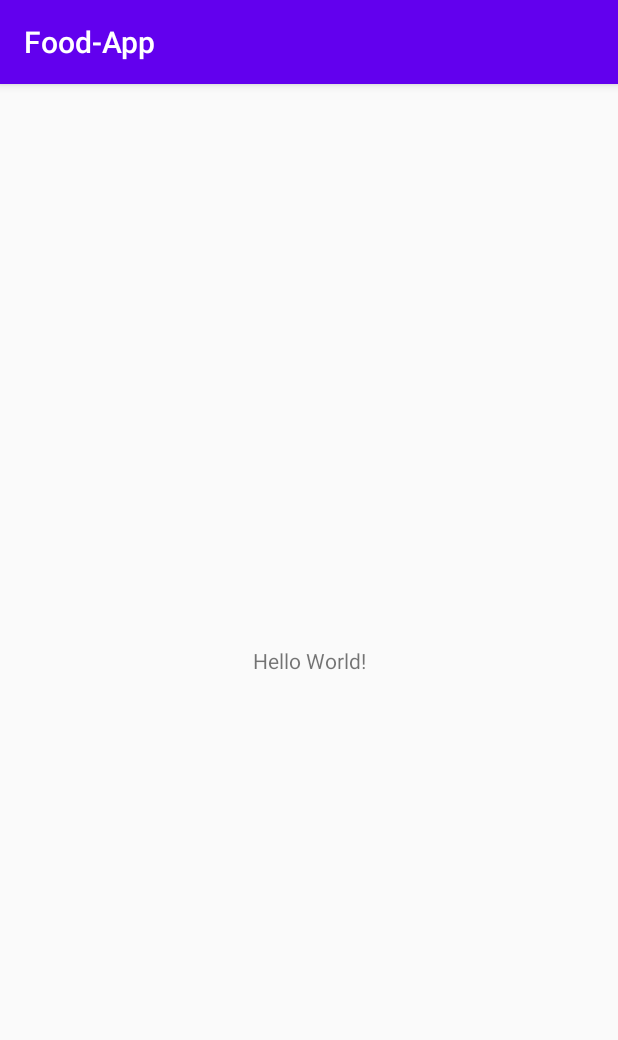
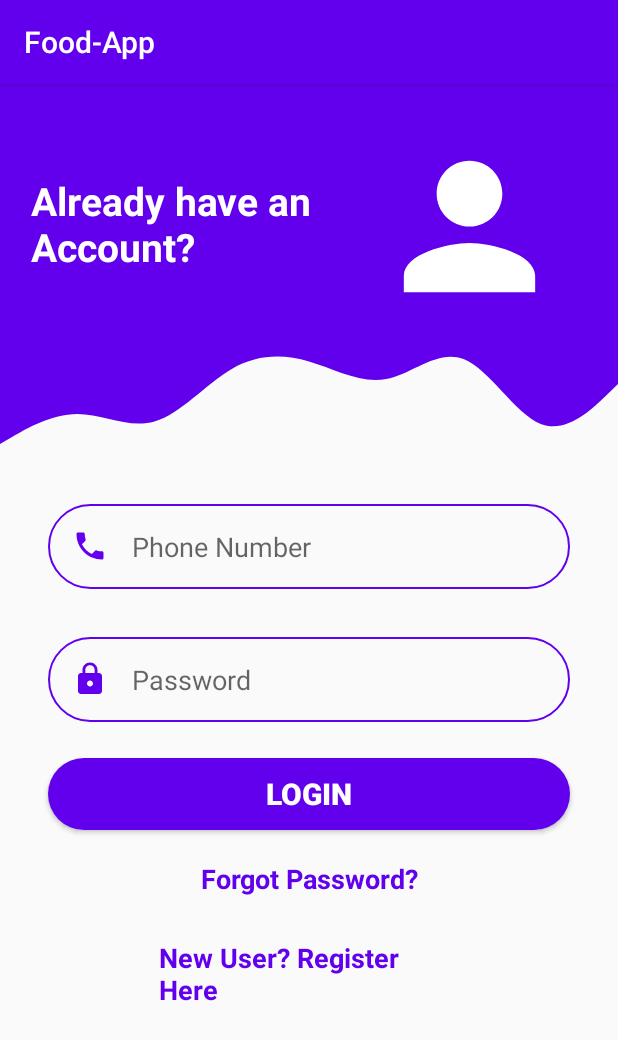
Before and after one commit to Rounak-kedia/Food-App, an Android app: the screen it shows after launch (MainActivity), on a phone screen of 412 x 824 dp. Shown: the top 1040 px of the screen. Run offline under Robolectric (Android 15) with nearby library versions, the phone set to English and light mode, and no system bars.

Commit message:
Second Commit By Rounak.(Login,Regiter UI)

```diff
--- a/app/build.gradle
+++ b/app/build.gradle
@@ -1,5 +1,5 @@
 apply plugin: 'com.android.application'
-
+apply plugin: 'com.google.gms.google-services'
 android {
     compileSdkVersion 29
     buildToolsVersion "29.0.3"
@@ -25,7 +25,7 @@ android {
 
 dependencies {
     implementation fileTree(dir: 'libs', include: ['*.jar'])
-
+    implementation 'com.google.firebase:firebase-analytics:17.2.2'
     implementation 'androidx.appcompat:appcompat:1.1.0'
     implementation 'androidx.constraintlayout:constraintlayout:1.1.3'
     testImplementation 'junit:junit:4.12'
--- a/app/src/main/AndroidManifest.xml
+++ b/app/src/main/AndroidManifest.xml
@@ -9,6 +9,8 @@
         android:roundIcon="@mipmap/ic_launcher_round"
         android:supportsRtl="true"
         android:theme="@style/AppTheme">
+        <activity android:name=".HomeActivity"></activity>
+        <activity android:name=".ResigterActivity" />
         <activity android:name=".MainActivity">
             <intent-filter>
                 <action android:name="android.intent.action.MAIN" />
--- a/app/src/main/java/com/example/food_app/MainActivity.java
+++ b/app/src/main/java/com/example/food_app/MainActivity.java
@@ -3,9 +3,14 @@ package com.example.food_app;
 import androidx.appcompat.app.AppCompatActivity;
 
 import android.os.Bundle;
+import android.widget.Button;
+import android.widget.EditText;
+import android.widget.TextView;
 
 public class MainActivity extends AppCompatActivity {
-
+    EditText phone,pw;
+    Button login;
+    TextView Register;
     @Override
     protected void onCreate(Bundle savedInstanceState) {
         super.onCreate(savedInstanceState);
--- /dev/null
+++ b/app/src/main/res/drawable/ic_local_phone.xml
@@ -0,0 +1,5 @@
+<vector android:height="24dp" android:tint="@color/colorPrimary"
+    android:viewportHeight="24.0" android:viewportWidth="24.0"
+    android:width="24dp" xmlns:android="http://schemas.android.com/apk/res/android">
+    <path android:fillColor="#FF000000" android:pathData="M6.62,10.79c1.44,2.83 3.76,5.14 6.59,6.59l2.2,-2.2c0.27,-0.27 0.67,-0.36 1.02,-0.24 1.12,0.37 2.33,0.57 3.57,0.57 0.55,0 1,0.45 1,1V20c0,0.55 -0.45,1 -1,1 -9.39,0 -17,-7.61 -17,-17 0,-0.55 0.45,-1 1,-1h3.5c0.55,0 1,0.45 1,1 0,1.25 0.2,2.45 0.57,3.57 0.11,0.35 0.03,0.74 -0.25,1.02l-2.2,2.2z"/>
+</vector>
--- /dev/null
+++ b/app/src/main/res/drawable/ic_lock.xml
@@ -0,0 +1,5 @@
+<vector android:height="24dp" android:tint="@color/colorPrimary"
+    android:viewportHeight="24.0" android:viewportWidth="24.0"
+    android:width="24dp" xmlns:android="http://schemas.android.com/apk/res/android">
+    <path android:fillColor="#FF000000" android:pathData="M18,8h-1L17,6c0,-2.76 -2.24,-5 -5,-5S7,3.24 7,6v2L6,8c-1.1,0 -2,0.9 -2,2v10c0,1.1 0.9,2 2,2h12c1.1,0 2,-0.9 2,-2L20,10c0,-1.1 -0.9,-2 -2,-2zM12,17c-1.1,0 -2,-0.9 -2,-2s0.9,-2 2,-2 2,0.9 2,2 -0.9,2 -2,2zM15.1,8L8.9,8L8.9,6c0,-1.71 1.39,-3.1 3.1,-3.1 1.71,0 3.1,1.39 3.1,3.1v2z"/>
+</vector>
--- /dev/null
+++ b/app/src/main/res/drawable/ic_person.xml
@@ -0,0 +1,5 @@
+<vector android:height="24dp" android:tint="#FFFFFF"
+    android:viewportHeight="24.0" android:viewportWidth="24.0"
+    android:width="24dp" xmlns:android="http://schemas.android.com/apk/res/android">
+    <path android:fillColor="#FF000000" android:pathData="M12,12c2.21,0 4,-1.79 4,-4s-1.79,-4 -4,-4 -4,1.79 -4,4 1.79,4 4,4zM12,14c-2.67,0 -8,1.34 -8,4v2h16v-2c0,-2.66 -5.33,-4 -8,-4z"/>
+</vector>
--- /dev/null
+++ b/app/src/main/res/drawable/ic_wave.xml
@@ -0,0 +1,10 @@
+<vector xmlns:android="http://schemas.android.com/apk/res/android"
+    android:width="1440dp"
+    android:height="320dp"
+    android:viewportWidth="1440"
+    android:viewportHeight="320">
+  <path
+      android:pathData="M0,256L30,240C60,224 120,192 180,192C240,192 300,224 360,208C420,192 480,128 540,96C600,64 660,64 720,80C780,96 840,128 900,117.3C960,107 1020,53 1080,74.7C1140,96 1200,192 1260,213.3C1320,235 1380,181 1410,154.7L1440,128L1440,0L1410,0C1380,0 1320,0 1260,0C1200,0 1140,0 1080,0C1020,0 960,0 900,0C840,0 780,0 720,0C660,0 600,0 540,0C480,0 420,0 360,0C300,0 240,0 180,0C120,0 60,0 30,0L0,0Z"
+      android:fillColor="@color/colorPrimary"
+      android:fillAlpha="1"/>
+</vector>
--- /dev/null
+++ b/app/src/main/res/drawable/round_bg.xml
@@ -0,0 +1,5 @@
+<?xml version="1.0" encoding="utf-8"?>
+<shape xmlns:android="http://schemas.android.com/apk/res/android">
+    <solid android:color="@color/colorPrimary"/>
+    <corners android:radius="100dp"/>
+</shape>
--- /dev/null
+++ b/app/src/main/res/drawable/round_border.xml
@@ -0,0 +1,6 @@
+<?xml version="1.0" encoding="utf-8"?>
+<shape android:shape="rectangle" xmlns:android="http://schemas.android.com/apk/res/android">
+    <stroke android:color="@color/colorPrimary"
+        android:width="1dp"/>
+    <corners android:radius="100dp"/>
+</shape>
--- a/app/src/main/res/layout/activity_main.xml
+++ b/app/src/main/res/layout/activity_main.xml
@@ -6,13 +6,136 @@
     android:layout_height="match_parent"
     tools:context=".MainActivity">
 
-    <TextView
+    <View
+        android:id="@+id/view"
         android:layout_width="wrap_content"
-        android:layout_height="wrap_content"
-        android:text="Hello World!"
-        app:layout_constraintBottom_toBottomOf="parent"
-        app:layout_constraintLeft_toLeftOf="parent"
-        app:layout_constraintRight_toRightOf="parent"
+        android:layout_height="160dp"
+        android:background="@color/colorPrimary"
+        app:layout_constraintEnd_toEndOf="parent"
+        app:layout_constraintHorizontal_bias="0.0"
+        app:layout_constraintStart_toStartOf="parent"
         app:layout_constraintTop_toTopOf="parent" />
 
+    <View
+        android:id="@+id/view2"
+        android:layout_width="wrap_content"
+        android:layout_height="100dp"
+        android:background="@drawable/ic_wave"
+        app:layout_constraintEnd_toEndOf="parent"
+        app:layout_constraintHorizontal_bias="0.0"
+        app:layout_constraintStart_toStartOf="parent"
+        app:layout_constraintTop_toBottomOf="@+id/view" />
+
+    <ImageView
+        android:id="@+id/imageView2"
+        android:layout_width="158dp"
+        android:layout_height="131dp"
+        android:layout_marginTop="29dp"
+        android:layout_marginEnd="20dp"
+        app:layout_constraintBottom_toTopOf="@+id/view2"
+        app:layout_constraintEnd_toEndOf="@+id/view"
+        app:layout_constraintTop_toTopOf="@+id/view"
+        app:srcCompat="@drawable/ic_person" />
+
+    <TextView
+        android:id="@+id/greeting"
+        android:layout_width="205dp"
+        android:layout_height="99dp"
+        android:layout_marginStart="28dp"
+        android:layout_marginTop="60dp"
+        android:layout_marginEnd="16dp"
+        android:layout_marginBottom="1dp"
+        android:text="Already have an Account?"
+        android:textColor="#ffffff"
+        android:textSize="26sp"
+        android:textStyle="bold"
+        app:layout_constraintBottom_toTopOf="@+id/view2"
+        app:layout_constraintEnd_toStartOf="@+id/imageView2"
+        app:layout_constraintStart_toStartOf="parent"
+        app:layout_constraintTop_toTopOf="@+id/view" />
+
+    <EditText
+        android:id="@+id/inputphone"
+        android:layout_width="0dp"
+        android:layout_height="wrap_content"
+        android:layout_marginStart="32dp"
+        android:layout_marginTop="20dp"
+        android:layout_marginEnd="32dp"
+        android:background="@drawable/round_border"
+        android:drawableStart="@drawable/ic_local_phone"
+        android:drawablePadding="16dp"
+        android:ems="10"
+        android:hint="Phone Number"
+        android:inputType="phone"
+        android:padding="16dp"
+        app:layout_constraintEnd_toEndOf="parent"
+        app:layout_constraintStart_toStartOf="parent"
+        app:layout_constraintTop_toBottomOf="@+id/view2" />
+
+    <EditText
+        android:id="@+id/inputpass"
+        android:layout_width="0dp"
+        android:layout_height="wrap_content"
+        android:layout_marginStart="32dp"
+        android:layout_marginTop="32dp"
+        android:layout_marginEnd="32dp"
+        android:background="@drawable/round_border"
+        android:drawableStart="@drawable/ic_lock"
+        android:drawablePadding="16dp"
+        android:ems="10"
+        android:hint="Password"
+        android:inputType="textPassword"
+        android:padding="16dp"
+        app:layout_constraintEnd_toEndOf="parent"
+        app:layout_constraintHorizontal_bias="0.0"
+        app:layout_constraintStart_toStartOf="parent"
+        app:layout_constraintTop_toBottomOf="@+id/inputphone" />
+
+    <Button
+        android:id="@+id/login_btn"
+        android:layout_width="0dp"
+        android:layout_height="wrap_content"
+        android:layout_marginStart="32dp"
+        android:layout_marginTop="24dp"
+        android:layout_marginEnd="32dp"
+        android:background="@drawable/round_bg"
+        android:text="LOGIN"
+        android:textColor="@android:color/white"
+        android:textSize="20sp"
+        android:textStyle="bold"
+        app:layout_constraintEnd_toEndOf="parent"
+        app:layout_constraintStart_toStartOf="parent"
+        app:layout_constraintTop_toBottomOf="@+id/inputpass" />
+
+    <TextView
+        android:id="@+id/textView5"
+        android:layout_width="wrap_content"
+        android:layout_height="35dp"
+        android:layout_marginStart="32dp"
+        android:layout_marginTop="20dp"
+        android:layout_marginEnd="32dp"
+        android:text="Forgot Password?"
+        android:textColor="@color/colorPrimary"
+        android:textSize="18sp"
+        android:textStyle="bold"
+        app:layout_constraintEnd_toEndOf="parent"
+        app:layout_constraintHorizontal_bias="0.502"
+        app:layout_constraintStart_toStartOf="parent"
+        app:layout_constraintTop_toBottomOf="@+id/login_btn" />
+
+    <TextView
+        android:id="@+id/textView6"
+        android:layout_width="0dp"
+        android:layout_height="wrap_content"
+        android:layout_marginStart="106dp"
+        android:layout_marginTop="17dp"
+        android:layout_marginEnd="105dp"
+        android:text="New User? Register Here"
+        android:textColor="@color/colorPrimary"
+        android:textSize="18sp"
+        android:textStyle="bold"
+        app:layout_constraintEnd_toEndOf="parent"
+        app:layout_constraintStart_toStartOf="parent"
+        app:layout_constraintTop_toBottomOf="@+id/textView5" />
+
 </androidx.constraintlayout.widget.ConstraintLayout>
--- a/build.gradle
+++ b/build.gradle
@@ -9,7 +9,7 @@ buildscript {
     }
     dependencies {
         classpath 'com.android.tools.build:gradle:3.6.2'
-
+        classpath 'com.google.gms:google-services:4.3.3'
 
         // NOTE: Do not place your application dependencies here; they belong
         // in the individual module build.gradle files
```
Also changed, not shown: app/src/main/java/com/example/food_app/HomeActivity.java (added, +14 -0 lines), app/src/main/java/com/example/food_app/ResigterActivity.java (added, +14 -0 lines), app/src/main/res/layout/activity_home.xml (added, +9 -0 lines), app/src/main/res/layout/activity_resigter.xml (added, +125 -0 lines).
